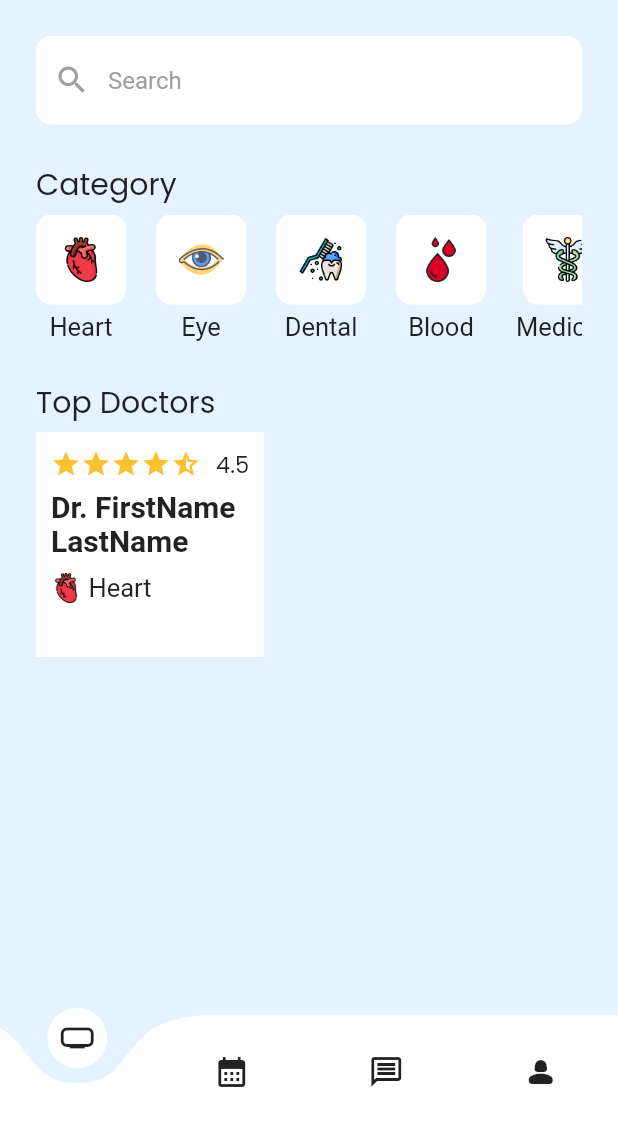
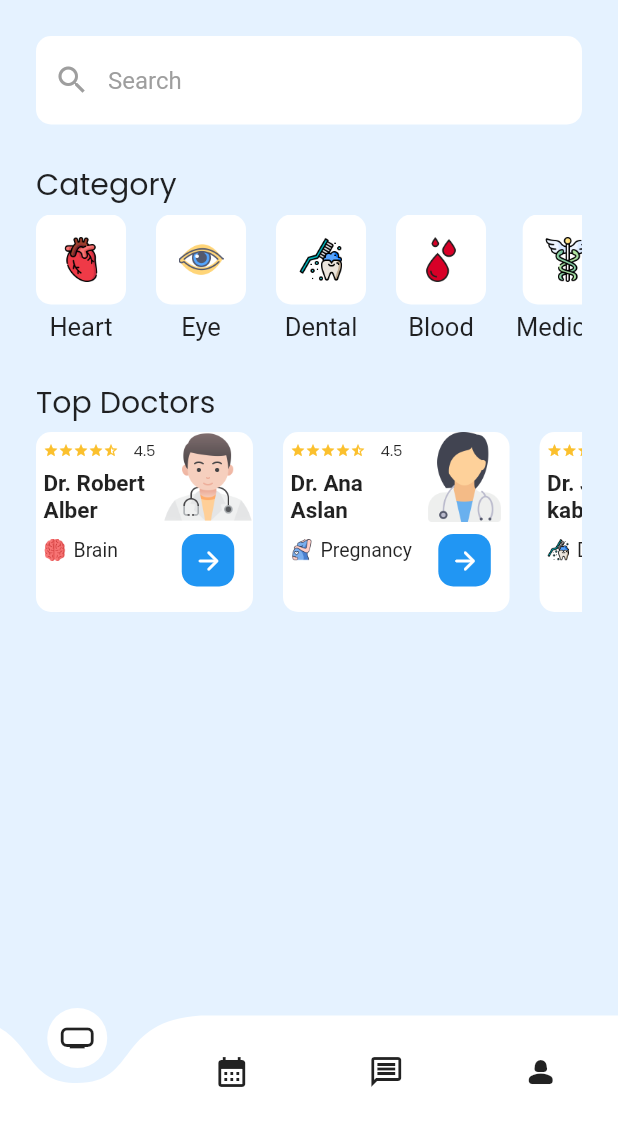
Before and after one commit to Saon00/medicare-apps, a Flutter app: the screen it shows after launch, on a phone screen of 412 x 824 dp, the part 108-1236 px from its top. Run offline on Flutter 3.47's test engine with Material 2 defaults, Android fonts, the phone set to English and light mode, and no system bars; drawn by our look-alikes of curved_navigation_bar; our stand-ins replace flutter_svg, google_fonts; Roboto replaces fonts that are missing (Ubuntu).

```diff
--- a/lib/pages/home_page.dart
+++ b/lib/pages/home_page.dart
@@ -99,15 +99,83 @@ class _HomePageState extends State<HomePage> {
             Text("Top Doctors", style: GoogleFonts.poppins(fontSize: 20)),
             const SizedBox(height: 5),
             SingleChildScrollView(
-              child: Row(children: [
-                GestureDetector(
-                  child: Container(
-                    color: Colors.white,
-                    height: 150,
+              scrollDirection: Axis.horizontal,
               child: Row(
+                children: const [
+                  TopDoctorsLits(
+                    firstName: 'Dr. Robert',
+                    lastName: 'Alber',
+                    docCategoryName: 'Brain',
+                    imgPath: 'assets/categoryIcons/brain.png',
+                    rating: '4.5',
+                    docImgpath: 'assets/doctorIcons/doctor01.png',
+                  ),
+                  SizedBox(width: 20),
+                  TopDoctorsLits(
+                    firstName: 'Dr. Ana',
+                    lastName: 'Aslan',
+                    docCategoryName: 'Pregnancy',
+                    imgPath: 'assets/categoryIcons/pregnant.png',
+                    rating: '4.5',
+                    docImgpath: 'assets/doctorIcons/doctor02.png',
+                  ),
+                  SizedBox(width: 20),
+                  TopDoctorsLits(
+                    firstName: 'Dr. John',
+                    lastName: 'kaber',
+                    docCategoryName: 'Dental',
+                    imgPath: 'assets/categoryIcons/teeth.png',
+                    rating: '4.5',
+                    docImgpath: 'assets/doctorIcons/doctor03.png',
+                  ),
+                  SizedBox(width: 20),
+                  TopDoctorsLits(
+                    firstName: 'Dr. Rubina',
+                    lastName: 'Sharmin',
+                    docCategoryName: 'Blood',
+                    imgPath: 'assets/categoryIcons/blood.png',
+                    rating: '4.5',
+                    docImgpath: 'assets/doctorIcons/doctor04.png',
+                  ),
+                ],
+              ),
+            ),
+          ],
+        ),
+      ),
+    );
+  }
+}
+
+class TopDoctorsLits extends StatelessWidget {
+  final String firstName;
+  final String lastName;
+  final String rating;
+  final String docCategoryName;
+  final String docImgpath;
+  final String imgPath;
+
+  const TopDoctorsLits({
+    Key? key,
+    required this.firstName,
+    required this.lastName,
+    required this.rating,
+    required this.docCategoryName,
+    required this.imgPath,
+    required this.docImgpath,
+  }) : super(key: key);
+
+  @override
+  Widget build(BuildContext context) {
+    return Container(
+      decoration: BoxDecoration(
+          color: Colors.white, borderRadius: BorderRadius.circular(10)),
+      height: 120,
+      child: Row(
+        crossAxisAlignment: CrossAxisAlignment.start,
         children: [
           Padding(
-                          padding: const EdgeInsets.all(10.0),
+            padding: const EdgeInsets.all(5),
             child: Column(
               crossAxisAlignment: CrossAxisAlignment.start,
               children: [
@@ -117,72 +185,88 @@ class _HomePageState extends State<HomePage> {
                     Icon(
                       Icons.star,
                       color: Colors.yellow.shade700,
-                                    size: 20,
+                      size: 10,
                     ),
                     Icon(
                       Icons.star,
                       color: Colors.yellow.shade700,
-                                    size: 20,
+                      size: 10,
                     ),
                     Icon(
                       Icons.star,
                       color: Colors.yellow.shade700,
-                                    size: 20,
+                      size: 10,
                     ),
                     Icon(
                       Icons.star,
                       color: Colors.yellow.shade700,
-                                    size: 20,
+                      size: 10,
                     ),
                     Icon(
                       Icons.star_half,
                       color: Colors.yellow.shade700,
-                                    size: 20,
+                      size: 10,
                     ),
                     const SizedBox(width: 10),
                     Text(
-                                    "4.5",
-                                    style: GoogleFonts.poppins(fontSize: 15),
+                      rating,
+                      style: GoogleFonts.poppins(fontSize: 10),
                     )
                   ],
                 ),
                 const SizedBox(height: 5),
 
                 // name
-                              Text('Dr. FirstName',
+                Text(firstName,
                     style: GoogleFonts.ubuntu(
-                                      fontWeight: FontWeight.bold,
-                                      fontSize: 20)),
-                              Text('LastName',
+                        fontWeight: FontWeight.bold, fontSize: 15)),
+                Text(lastName,
                     style: GoogleFonts.ubuntu(
-                                      fontWeight: FontWeight.bold,
-                                      fontSize: 20)),
+                        fontWeight: FontWeight.bold, fontSize: 15)),
                 const SizedBox(height: 10),
 
                 //category icon & name
                 Row(
                   children: [
-                                  Image.asset("assets/categoryIcons/heart.png",
-                                      height: 20),
+                    Image.asset(imgPath, height: 15),
                     const SizedBox(width: 5),
                     Text(
-                                    'Heart',
-                                    style: GoogleFonts.ubuntu(fontSize: 17),
+                      docCategoryName,
+                      style: GoogleFonts.ubuntu(fontSize: 13),
                     )
                   ],
-                              )
-                              // button
-                            ],
-                          ),
                 ),
               ],
             ),
           ),
+          Column(
+            children: [
+              Image.asset(
+                docImgpath,
+                height: 60,
               ),
-              ]),
+              Padding(
+                padding: const EdgeInsets.all(8.0),
+                child: Container(
+                  height: 35,
+                  width: 35,
+                  decoration: BoxDecoration(
+                    borderRadius: BorderRadius.circular(10),
+                    color: Colors.blue,
+                  ),
+                  child: IconButton(
+                    icon: const Icon(
+                      Icons.arrow_forward_rounded,
+                      size: 20,
+                      color: Colors.white,
+                    ),
+                    onPressed: () {},
+                  ),
+                ),
               ),
             ],
-        ),
+          )
+        ],
       ),
     );
   }
```
Also changed, not shown: assets/doctorIcons/doctor01.png (added), assets/doctorIcons/doctor02.png (added), assets/doctorIcons/doctor03.png (added), assets/doctorIcons/doctor04.png (added). Lines whose indentation alone changed are shown as unchanged.
